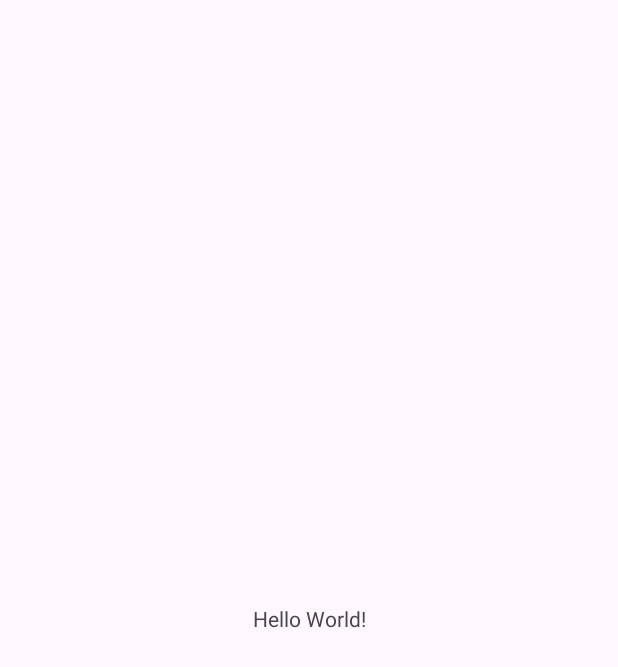
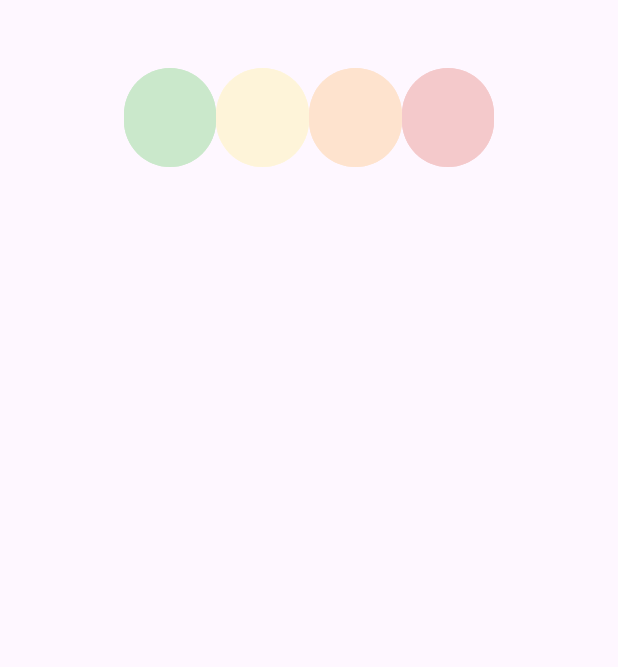
Before and after one commit to CCp0/Ghost-Tracker, an Android app: the screen it shows after launch (MainActivity), on a phone screen of 412 x 824 dp. Before the commit the part shown is almost empty. Shown: the top 667 px of the screen. Run offline under Robolectric (Android 15) with nearby library versions, the phone set to English and light mode, and no system bars.

Commit message:
Setup ghost warning lights

```diff
--- a/app/src/main/java/com/example/ghosttracker/MainActivity.java
+++ b/app/src/main/java/com/example/ghosttracker/MainActivity.java
@@ -1,6 +1,7 @@
 package com.example.ghosttracker;
 
 import android.os.Bundle;
+import android.widget.Button;
 
 import androidx.activity.EdgeToEdge;
 import androidx.appcompat.app.AppCompatActivity;
@@ -8,7 +9,19 @@ import androidx.core.graphics.Insets;
 import androidx.core.view.ViewCompat;
 import androidx.core.view.WindowInsetsCompat;
 
+import java.util.List;
+
 public class MainActivity extends AppCompatActivity {
+
+    Button greenBtn;
+
+    Button yellowBtn;
+
+    Button orangeBtn;
+
+    Button redBtn;
+
+    final Float baseOpacity = 0.2F;
 
     @Override
     protected void onCreate(Bundle savedInstanceState) {
@@ -20,5 +33,33 @@ public class MainActivity extends AppCompatActivity {
             v.setPadding(systemBars.left, systemBars.top, systemBars.right, systemBars.bottom);
             return insets;
         });
+
+        greenBtn = findViewById(R.id.greenBtn);
+        yellowBtn = findViewById(R.id.yellowBtn);
+        orangeBtn = findViewById(R.id.orangeBtn);
+        redBtn = findViewById(R.id.redBtn);
+
+        setBaseOpacity();
+        //Test for color changes
+        greenBtn.setOnClickListener(v -> changeLight(yellowBtn));
+        yellowBtn.setOnClickListener(v -> changeLight(orangeBtn));
+        orangeBtn.setOnClickListener(v -> changeLight(redBtn));
+        redBtn.setOnClickListener(v -> changeLight(greenBtn));
+
+    }
+
+    public void changeLight(Button btn) {
+        //Set all the buttons to base low opacity
+        setBaseOpacity();
+
+        //Make this button full opacity
+        btn.setAlpha(1);
+    }
+
+    public void setBaseOpacity() {
+        greenBtn.setAlpha(baseOpacity);
+        yellowBtn.setAlpha(baseOpacity);
+        orangeBtn.setAlpha(baseOpacity);
+        redBtn.setAlpha(baseOpacity);
     }
 }
--- a/app/src/main/res/layout/activity_main.xml
+++ b/app/src/main/res/layout/activity_main.xml
@@ -7,13 +7,110 @@
     android:layout_height="match_parent"
     tools:context=".MainActivity">
 
-    <TextView
+    <androidx.constraintlayout.widget.Guideline
+        android:id="@+id/guideline"
         android:layout_width="wrap_content"
         android:layout_height="wrap_content"
-        android:text="Hello World!"
-        app:layout_constraintBottom_toBottomOf="parent"
-        app:layout_constraintEnd_toEndOf="parent"
-        app:layout_constraintStart_toStartOf="parent"
-        app:layout_constraintTop_toTopOf="parent" />
+        android:orientation="vertical"
+        app:layout_constraintGuide_percent="0.5" />
+
+    <androidx.constraintlayout.widget.Guideline
+        android:id="@+id/guideline2"
+        android:layout_width="wrap_content"
+        android:layout_height="wrap_content"
+        android:orientation="vertical"
+        app:layout_constraintGuide_percent="0.2" />
+
+    <androidx.constraintlayout.widget.Guideline
+        android:id="@+id/guideline3"
+        android:layout_width="wrap_content"
+        android:layout_height="wrap_content"
+        android:orientation="vertical"
+        app:layout_constraintGuide_percent="0.8" />
+
+    <androidx.constraintlayout.widget.Guideline
+        android:id="@+id/guideline4"
+        android:layout_width="wrap_content"
+        android:layout_height="wrap_content"
+        android:orientation="vertical"
+        app:layout_constraintGuide_percent="0.35" />
+
+    <androidx.constraintlayout.widget.Guideline
+        android:id="@+id/guideline5"
+        android:layout_width="wrap_content"
+        android:layout_height="wrap_content"
+        android:orientation="vertical"
+        app:layout_constraintGuide_percent="0.65" />
+
+    <androidx.constraintlayout.widget.Guideline
+        android:id="@+id/guideline6"
+        android:layout_width="wrap_content"
+        android:layout_height="wrap_content"
+        android:orientation="horizontal"
+        app:layout_constraintGuide_percent="0.5" />
+
+    <androidx.constraintlayout.widget.Guideline
+        android:id="@+id/guideline7"
+        android:layout_width="wrap_content"
+        android:layout_height="wrap_content"
+        android:orientation="horizontal"
+        app:layout_constraintGuide_percent="0.14" />
+
+    <androidx.constraintlayout.widget.Guideline
+        android:id="@+id/guideline9"
+        android:layout_width="wrap_content"
+        android:layout_height="wrap_content"
+        android:orientation="horizontal"
+        app:layout_constraintGuide_percent="0.05" />
+
+    <Button
+        android:id="@+id/greenBtn"
+        android:layout_width="0dp"
+        android:layout_height="0dp"
+        app:layout_constraintBottom_toTopOf="@+id/guideline7"
+        app:layout_constraintEnd_toStartOf="@+id/guideline4"
+        app:layout_constraintStart_toStartOf="@+id/guideline2"
+        app:layout_constraintTop_toTopOf="@+id/guideline9"
+        android:backgroundTint="@color/green"
+        />
+
+    <Button
+        android:id="@+id/yellowBtn"
+        android:layout_width="0dp"
+        android:layout_height="0dp"
+        app:layout_constraintBottom_toTopOf="@+id/guideline7"
+        app:layout_constraintEnd_toStartOf="@+id/guideline"
+        app:layout_constraintHorizontal_bias="1.0"
+        app:layout_constraintStart_toStartOf="@+id/guideline4"
+        app:layout_constraintTop_toTopOf="@+id/guideline9"
+        app:layout_constraintVertical_bias="0.0"
+        android:backgroundTint="@color/yellow"
+        />
+
+    <Button
+        android:id="@+id/orangeBtn"
+        android:layout_width="0dp"
+        android:layout_height="0dp"
+        app:layout_constraintBottom_toTopOf="@+id/guideline7"
+        app:layout_constraintEnd_toStartOf="@+id/guideline5"
+        app:layout_constraintHorizontal_bias="1.0"
+        app:layout_constraintStart_toStartOf="@+id/guideline"
+        app:layout_constraintTop_toTopOf="@+id/guideline9"
+        app:layout_constraintVertical_bias="0.0"
+        android:backgroundTint="@color/orange"
+        />
+
+    <Button
+        android:id="@+id/redBtn"
+        android:layout_width="0dp"
+        android:layout_height="0dp"
+        app:layout_constraintBottom_toTopOf="@+id/guideline7"
+        app:layout_constraintEnd_toStartOf="@+id/guideline3"
+        app:layout_constraintHorizontal_bias="1.0"
+        app:layout_constraintStart_toStartOf="@+id/guideline5"
+        app:layout_constraintTop_toTopOf="@+id/guideline9"
+        app:layout_constraintVertical_bias="0.0"
+        android:backgroundTint="@color/red"
+        />
 
 </androidx.constraintlayout.widget.ConstraintLayout>
--- a/app/src/main/res/values/colors.xml
+++ b/app/src/main/res/values/colors.xml
@@ -2,4 +2,8 @@
 <resources>
     <color name="black">#FF000000</color>
     <color name="white">#FFFFFFFF</color>
+    <color name="yellow">#ffec47</color>
+    <color name="orange">#ff9611</color>
+    <color name="green">#00af02</color>
+    <color name="red">#ce1800</color>
 </resources>
```
